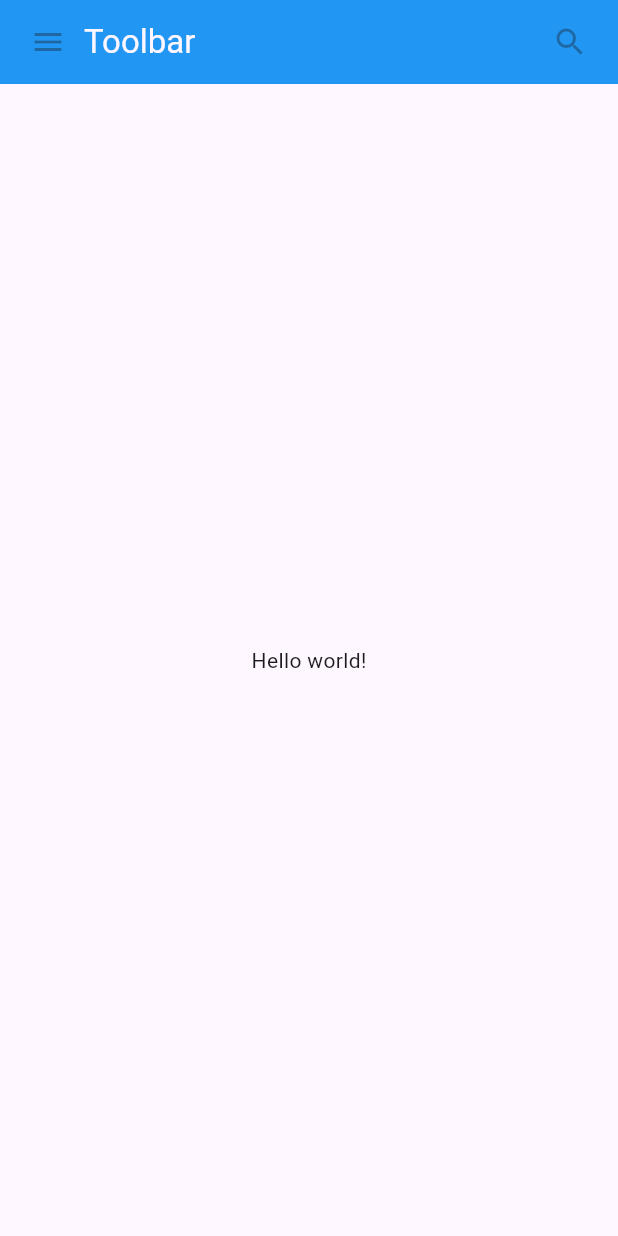
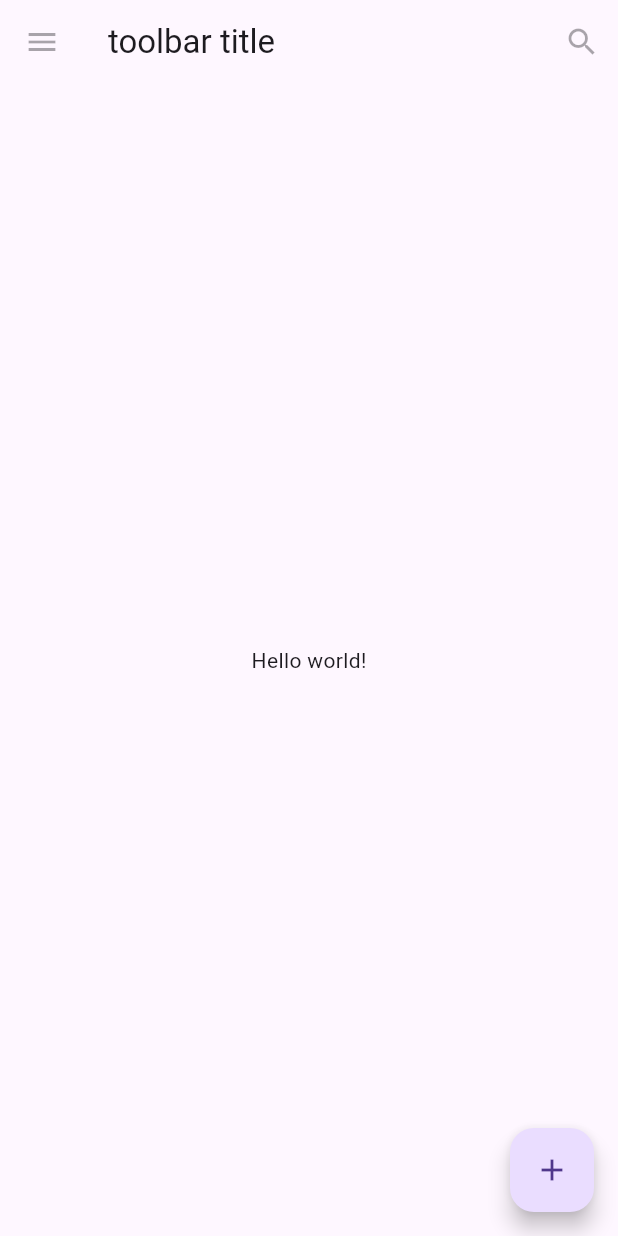
Before and after one commit to javalue/FlutterStudyDemo, a Flutter app: the screen it shows after launch, on a phone screen of 412 x 824 dp. Run offline on Flutter 3.47's test engine with Material 3 defaults, Android fonts, the phone set to English and light mode, and no system bars.

Commit message:
feat:add matrial ui style

```diff
--- a/lib/main.dart
+++ b/lib/main.dart
@@ -1,61 +1,26 @@
 import 'package:flutter/material.dart';
 
 void main() {
-  runApp(
-    const MaterialApp(
-      title: "My App",
-      home: SafeArea(child: MyScaffold()),
-    ),
-  );
+  runApp(const MaterialApp(title: "Flutter Tutorial", home: TutorialHome()));
 }
 
-class MyScaffold extends StatelessWidget {
-  const MyScaffold({super.key});
+class TutorialHome extends StatelessWidget {
+  const TutorialHome({super.key});
 
   @override
   Widget build(BuildContext context) {
-    return Material(
-      child: Column(
-        children: [
-          MyAppBar(
-            title: Text(
-              "Toolbar",
-              style: Theme.of(context).primaryTextTheme.titleLarge,
-            ),
-          ),
-          const Expanded(child: Center(child: Text("Hello world!"),))
-        ],
+    return Scaffold(
+      appBar: AppBar(
+        leading: const IconButton(onPressed: null, icon: Icon(Icons.menu)),
+        title: const Text("toolbar title"),
+        actions: [IconButton(onPressed: null, icon: Icon(Icons.search))],
+      ),
+      body: const Center(child: Text("Hello world!")),
+      floatingActionButton: const FloatingActionButton(
+        onPressed: null,
+        tooltip: "Add",
+        child: Icon(Icons.add),
       ),
     );
   }
 }
-
-class MyAppBar extends StatelessWidget {
-  const MyAppBar({required this.title, super.key});
-
-  final Widget title;
-
-  @override
-  Widget build(BuildContext context) {
-    return Container(
-      height: 56,
-      padding: const EdgeInsets.symmetric(horizontal: 8),
-      decoration: BoxDecoration(color: Colors.blue[500]),
-      child: Row(
-        children: [
-          const IconButton(
-            onPressed: null,
-            icon: Icon(Icons.menu),
-            tooltip: "Navigation menu",
-          ),
-          Expanded(child: title),
-          const IconButton(
-            onPressed: null,
-            icon: Icon(Icons.search),
-            tooltip: "Search",
-          ),
-        ],
-      ),
-    );
-  }
-}
```
Also changed, not shown: 1 other file.
